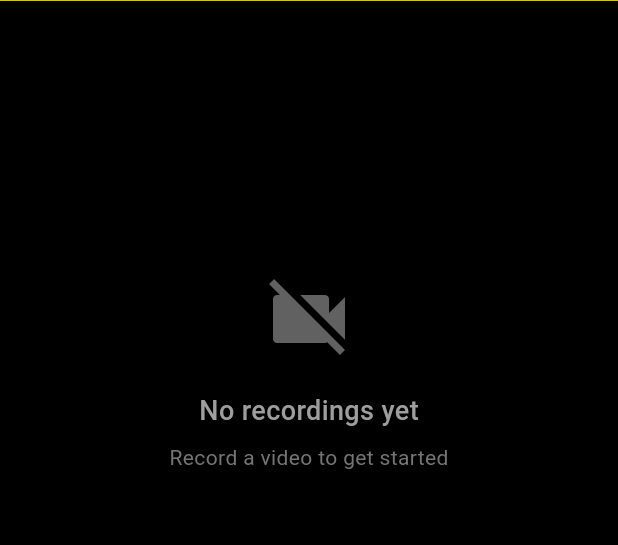
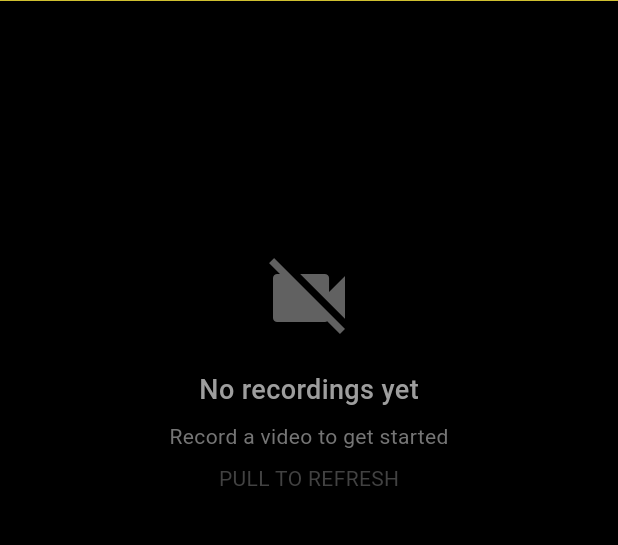
Before and after one commit to arpit24sahu/flutter_speedometer_with_hud_video, a Flutter app: the LabsScreen screen opened directly, on a phone screen of 412 x 824 dp, the part 272-817 px from its top. Run offline on Flutter 3.47's test engine with Material 3 defaults, Android fonts, the phone set to English and light mode, and no system bars; our stand-ins replace bloc, camera, device_info_plus, equatable, firebase_analytics, firebase_core and 19 more; missing offline and left inert: ffmpeg_kit_flutter_new_video, gal, mixpanel_flutter, purchases_flutter, screen_recorder, video_thumbnail; accounts and stored records are empty; network calls fail.

Commit message:
minor fixes

```diff
--- a/lib/features/labs/presentation/recorded_tab.dart
+++ b/lib/features/labs/presentation/recorded_tab.dart
@@ -59,6 +59,14 @@ class RecordedTab extends StatelessWidget {
                           'Record a video to get started',
                           style: TextStyle(
                             color: Colors.grey[600],
+                            fontSize: 14,
+                          ),
+                        ),
+                        const SizedBox(height: 8),
+                        Text(
+                          'PULL TO REFRESH',
+                          style: TextStyle(
+                            color: Colors.grey[800],
                             fontSize: 14,
                           ),
                         ),
```
Also changed, not shown: lib/presentation/screens/camera_screen.dart (+15 -12 lines).
